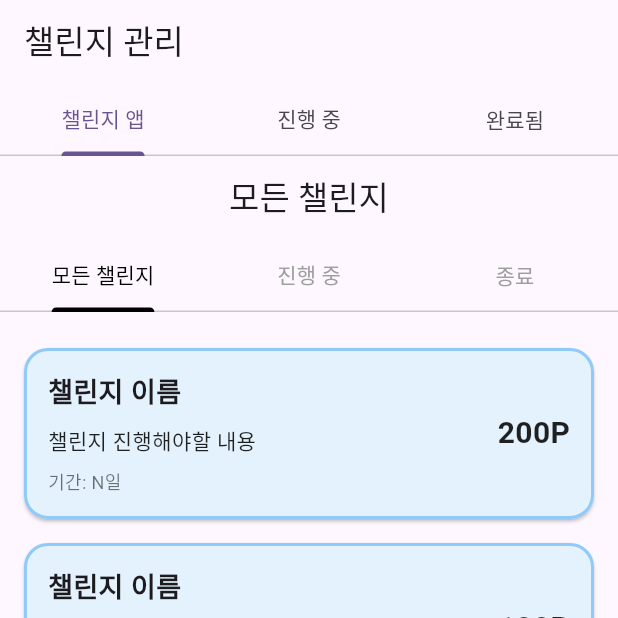
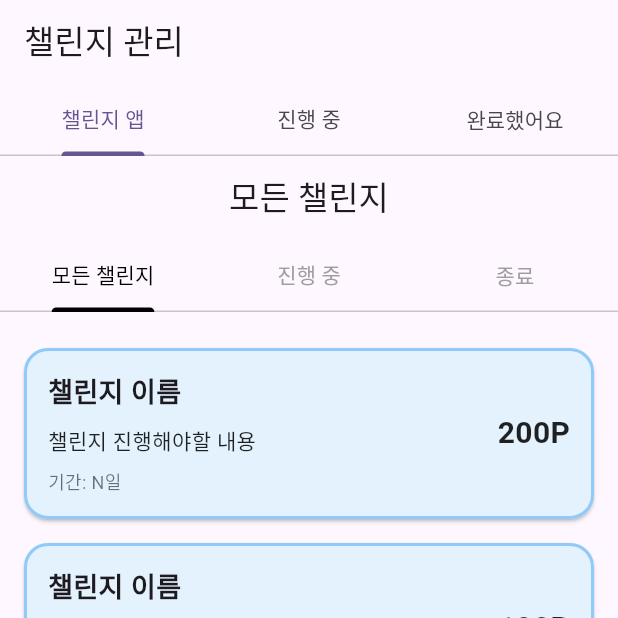
Before and after one commit to Lighthouse-IoT/Lighthouse-Flutter, a Flutter app: the ChallengeTab screen opened directly, on a phone screen of 412 x 824 dp, the top half of it. Run offline on Flutter 3.47's test engine with Material 3 defaults, Android fonts, the phone set to English and light mode, and no system bars; our stand-ins replace dio.

Commit message:
test commit
yes

```diff
--- a/lib/challenge/challenge_tab.dart
+++ b/lib/challenge/challenge_tab.dart
@@ -39,7 +39,7 @@ class _ChallengeTabState extends State<ChallengeTab>
           tabs: const [
             Tab(text: '챌린지 앱'),
             Tab(text: '진행 중'),
-            Tab(text: '완료됨'),
+            Tab(text: '완료했어요'),
           ],
         ),
       ),
```
